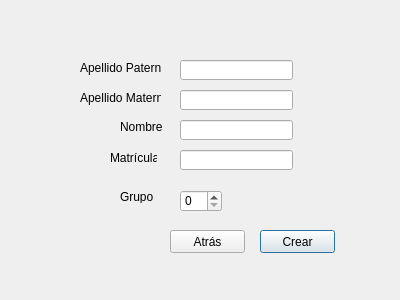
The window that altaalumnos.ui (TellaCampos/proyecto-escuela) describes before a commit, drawn with Qt 5.
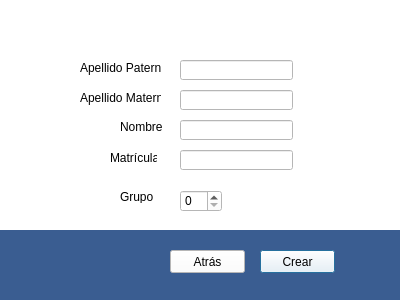
The same window after the commit.

Patch:
```diff
--- a/altaalumnos.ui
+++ b/altaalumnos.ui
@@ -13,6 +13,9 @@
   <property name="windowTitle">
    <string>Dialog</string>
   </property>
+  <property name="styleSheet">
+   <string notr="true">background-color: rgb(255, 255, 255);</string>
+  </property>
   <widget class="QLabel" name="label">
    <property name="geometry">
     <rect>
@@ -86,7 +89,7 @@
    <property name="geometry">
     <rect>
      <x>260</x>
-     <y>230</y>
+     <y>250</y>
      <width>75</width>
      <height>23</height>
     </rect>
@@ -99,7 +102,7 @@
    <property name="geometry">
     <rect>
      <x>170</x>
-     <y>230</y>
+     <y>250</y>
      <width>75</width>
      <height>23</height>
     </rect>
@@ -154,6 +157,35 @@
     <string>Matrícula</string>
    </property>
   </widget>
+  <widget class="QLabel" name="label_6">
+   <property name="geometry">
+    <rect>
+     <x>0</x>
+     <y>230</y>
+     <width>401</width>
+     <height>71</height>
+    </rect>
+   </property>
+   <property name="styleSheet">
+    <string notr="true">background-color: rgb(58, 93, 145);</string>
+   </property>
+   <property name="text">
+    <string/>
+   </property>
+  </widget>
+  <zorder>label_6</zorder>
+  <zorder>label</zorder>
+  <zorder>label_2</zorder>
+  <zorder>label_3</zorder>
+  <zorder>lineEdit</zorder>
+  <zorder>lineEdit_2</zorder>
+  <zorder>lineEdit_3</zorder>
+  <zorder>pushButton</zorder>
+  <zorder>pushButton_2</zorder>
+  <zorder>label_4</zorder>
+  <zorder>spinBox</zorder>
+  <zorder>lineEdit_4</zorder>
+  <zorder>label_5</zorder>
  </widget>
  <resources/>
  <connections/>
```
